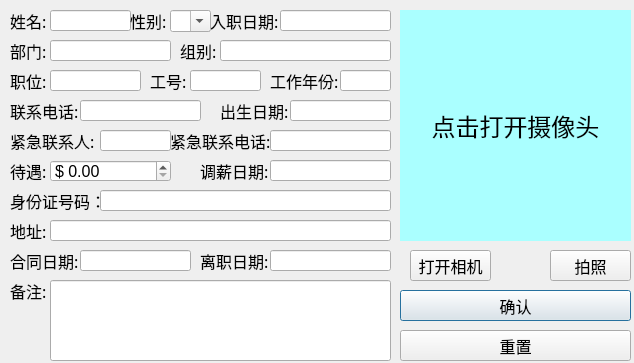
Before: the Qt Designer form 人员信息录入.ui in 405218718/QMS, drawn with Qt 5.
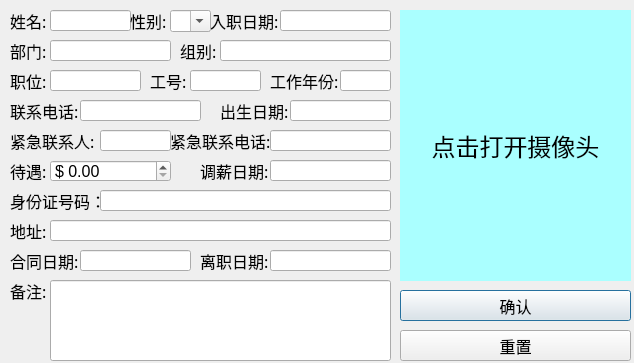
After: the same form once the commit is applied. Icons and pictures are not drawn.

Diff of the .ui file:
```diff
--- a/人员信息录入.ui
+++ b/人员信息录入.ui
@@ -786,32 +786,6 @@
     <string>重置</string>
    </property>
   </widget>
-  <widget class="QPushButton" name="action_paizhao">
-   <property name="geometry">
-    <rect>
-     <x>550</x>
-     <y>250</y>
-     <width>81</width>
-     <height>31</height>
-    </rect>
-   </property>
-   <property name="text">
-    <string>拍照</string>
-   </property>
-  </widget>
-  <widget class="QPushButton" name="action_dakaixiangji">
-   <property name="geometry">
-    <rect>
-     <x>410</x>
-     <y>250</y>
-     <width>81</width>
-     <height>31</height>
-    </rect>
-   </property>
-   <property name="text">
-    <string>打开相机</string>
-   </property>
-  </widget>
   <widget class="QDoubleSpinBox" name="Text_DaiYu">
    <property name="geometry">
     <rect>
@@ -928,7 +902,7 @@
      <x>400</x>
      <y>10</y>
      <width>231</width>
-     <height>231</height>
+     <height>271</height>
     </rect>
    </property>
    <property name="sizePolicy">
```
Left out of the diff: 2 changed lines with no effect on the pictures.
